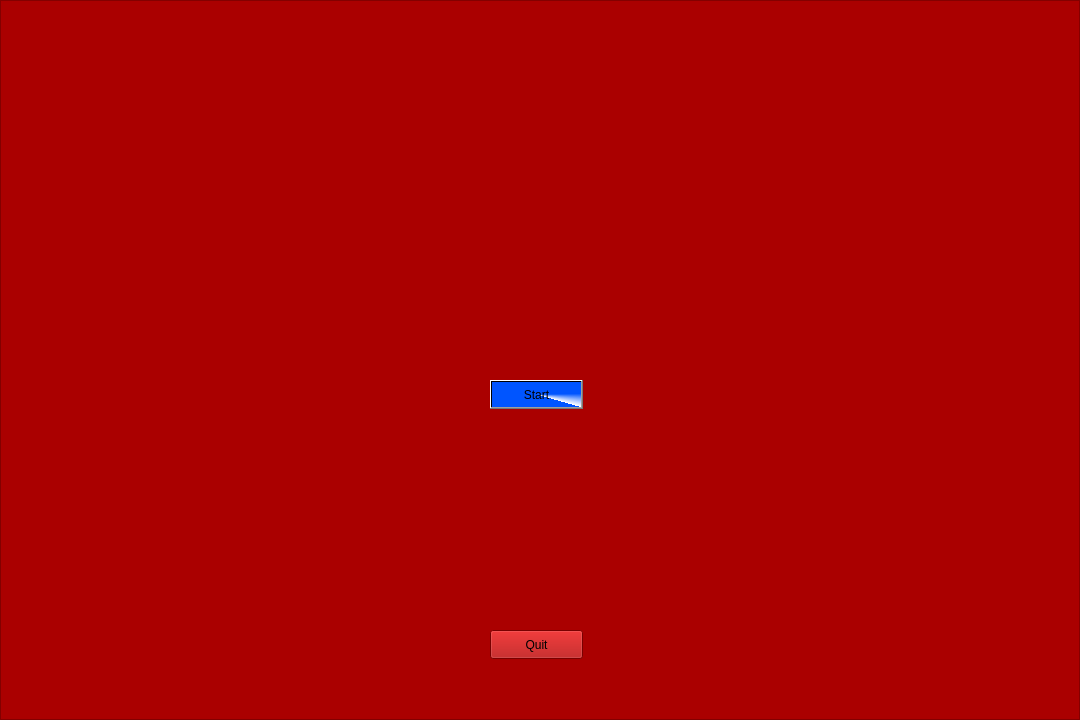
Before: the Qt Designer form tho3ban.ui in Douvakiing/tho3ban, drawn with Qt 5.
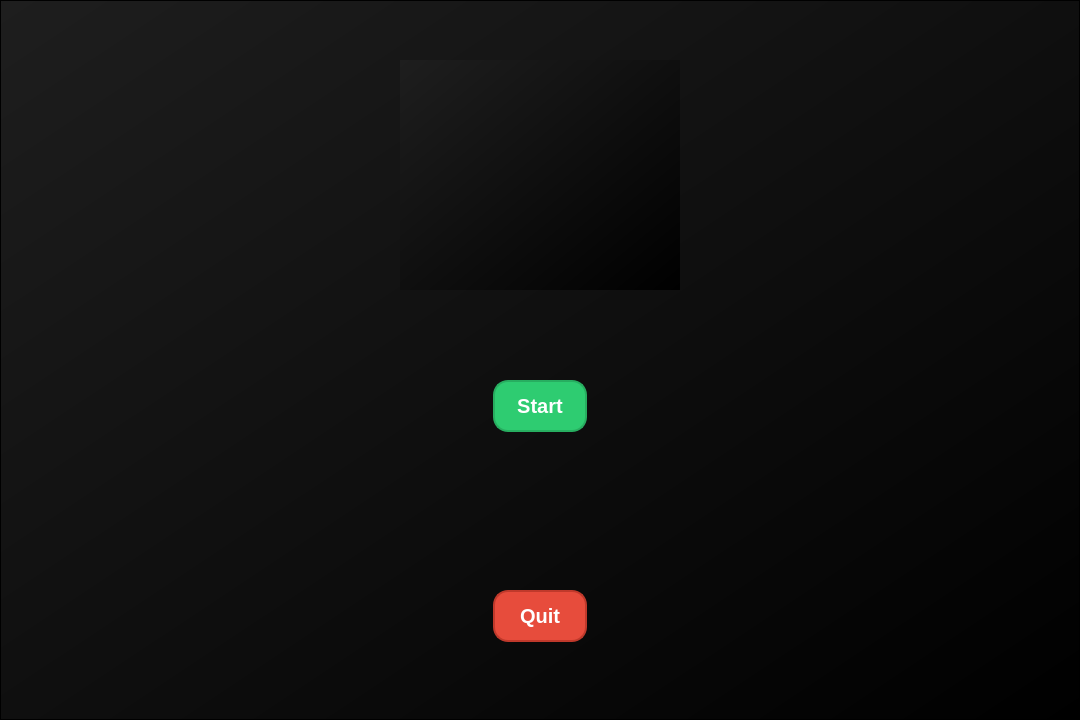
After: the same form once the commit is applied. Icons and pictures are not drawn.

Commit message: main form color

What changed in the file:
```diff
--- a/tho3ban.ui
+++ b/tho3ban.ui
@@ -42,7 +42,10 @@
     <bool>true</bool>
    </property>
    <property name="autoFillBackground">
-    <bool>true</bool>
+    <bool>false</bool>
+   </property>
+   <property name="styleSheet">
+    <string notr="true">background-color: qlineargradient(spread:pad, x1:0, y1:0, x2:1, y2:1, stop:0 #1E1E1E, stop:1 #000000);</string>
    </property>
    <widget class="QFrame" name="frame">
     <property name="geometry">
@@ -63,7 +66,14 @@
      <bool>false</bool>
     </property>
     <property name="styleSheet">
-     <string notr="true">background-color: rgb(170, 0, 0);</string>
+     <string notr="true">background-color: qlineargradient(
+        spread:pad, 
+        x1:0, y1:0, x2:0, y2:1, 
+        stop:0 #050124,     /* Deep dark space blue at the top */
+        stop:0.4 #22004c,   /* Dark neon purple */
+        stop:0.7 #8a005e,   /* Synthwave magenta */
+        stop:1 #ff0055      /* Hot neon pink at the bottom */
+    );</string>
     </property>
     <property name="frameShape">
      <enum>QFrame::Shape::StyledPanel</enum>
@@ -74,18 +84,38 @@
     <widget class="QPushButton" name="pushButton">
      <property name="geometry">
       <rect>
-       <x>490</x>
+       <x>493</x>
        <y>380</y>
-       <width>93</width>
-       <height>29</height>
+       <width>94</width>
+       <height>52</height>
       </rect>
      </property>
      <property name="autoFillBackground">
       <bool>false</bool>
      </property>
      <property name="styleSheet">
-      <string notr="true">background-color: qconicalgradient(cx:0.5, cy:0.5, angle:0, stop:0 rgba(0, 85, 255, 255), stop:1 rgba(255, 255, 255, 255));
-background-color: qconicalgradient(cx:0.5, cy:0.5, angle:315.2, stop:0 rgba(255, 255, 255, 255), stop:0.134615 rgba(0, 85, 255, 255));</string>
+      <string notr="true">QPushButton {
+    background-color: #2ECC71; /* A nice bright green */
+    color: white;
+    border: 2px solid #27AE60; /* Darker green border */
+    border-radius: 15px;       /* Rounded corners */
+    font-size: 20px;
+    font-weight: bold;
+    padding: 10px;             /* Space inside the button */
+}
+
+/* 2. When the mouse hovers over the button */
+QPushButton:hover {
+    background-color: #27AE60; /* Slightly darker green */
+    border: 2px solid #2ECC71; /* Swap the border color */
+}
+
+/* 3. When the button is actively being clicked */
+QPushButton:pressed {
+    background-color: #1E8449; /* Even darker green */
+    padding-top: 12px;         /* Creates a &quot;push down&quot; effect */
+    padding-bottom: 8px;
+}</string>
      </property>
      <property name="text">
       <string>Start</string>
@@ -97,15 +127,40 @@
     <widget class="QPushButton" name="pushButton_2">
      <property name="geometry">
       <rect>
-       <x>490</x>
-       <y>630</y>
-       <width>93</width>
-       <height>29</height>
+       <x>493</x>
+       <y>590</y>
+       <width>94</width>
+       <height>52</height>
       </rect>
      </property>
      <property name="contextMenuPolicy">
       <enum>Qt::ContextMenuPolicy::DefaultContextMenu</enum>
      </property>
+     <property name="styleSheet">
+      <string notr="true">/* 1. The normal button state (Red) */
+QPushButton {
+    background-color: #E74C3C; /* Bright red */
+    color: white;
+    border: 2px solid #C0392B; /* Darker red border */
+    border-radius: 15px;       /* Rounded corners */
+    font-size: 20px;
+    font-weight: bold;
+    padding: 10px;             /* Space inside the button */
+}
+
+/* 2. When the mouse hovers over the button */
+QPushButton:hover {
+    background-color: #C0392B; /* Slightly darker red */
+    border: 2px solid #E74C3C; /* Swap the border color */
+}
+
+/* 3. When the button is actively being clicked */
+QPushButton:pressed {
+    background-color: #922B21; /* Even darker red */
+    padding-top: 12px;         /* Creates a &quot;push down&quot; effect */
+    padding-bottom: 8px;
+}</string>
+     </property>
      <property name="text">
       <string>Quit</string>
      </property>
@@ -122,10 +177,10 @@
      </property>
      <property name="geometry">
       <rect>
-       <x>380</x>
+       <x>400</x>
        <y>60</y>
-       <width>281</width>
-       <height>231</height>
+       <width>280</width>
+       <height>230</height>
       </rect>
      </property>
      <property name="styleSheet">
```
